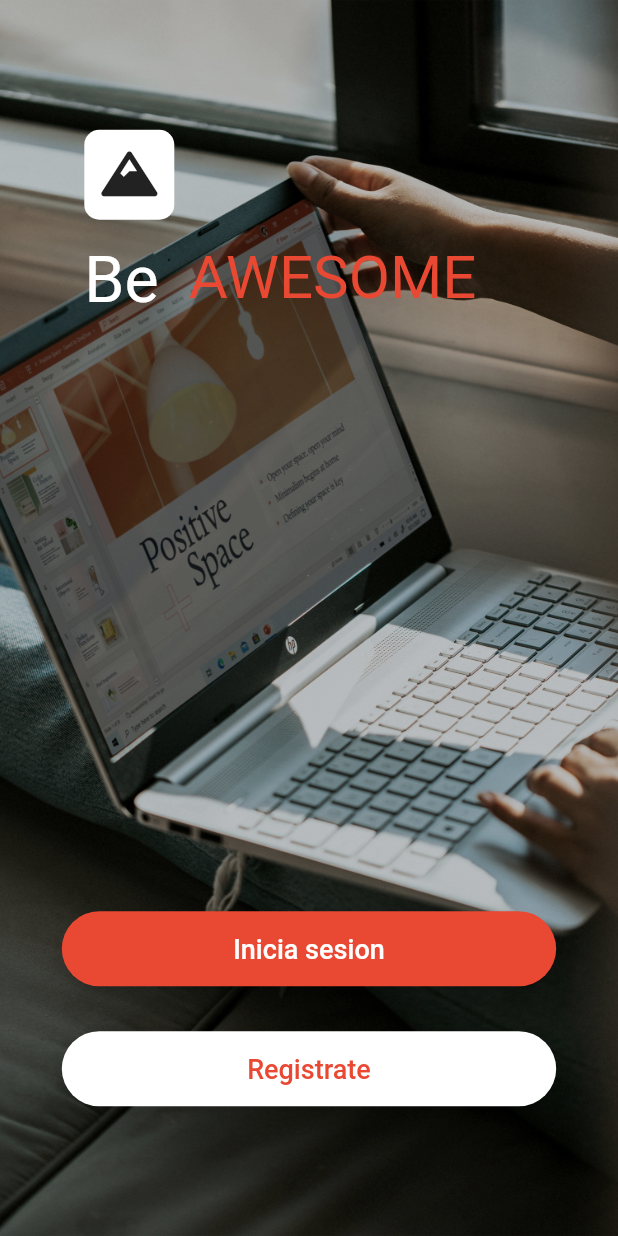
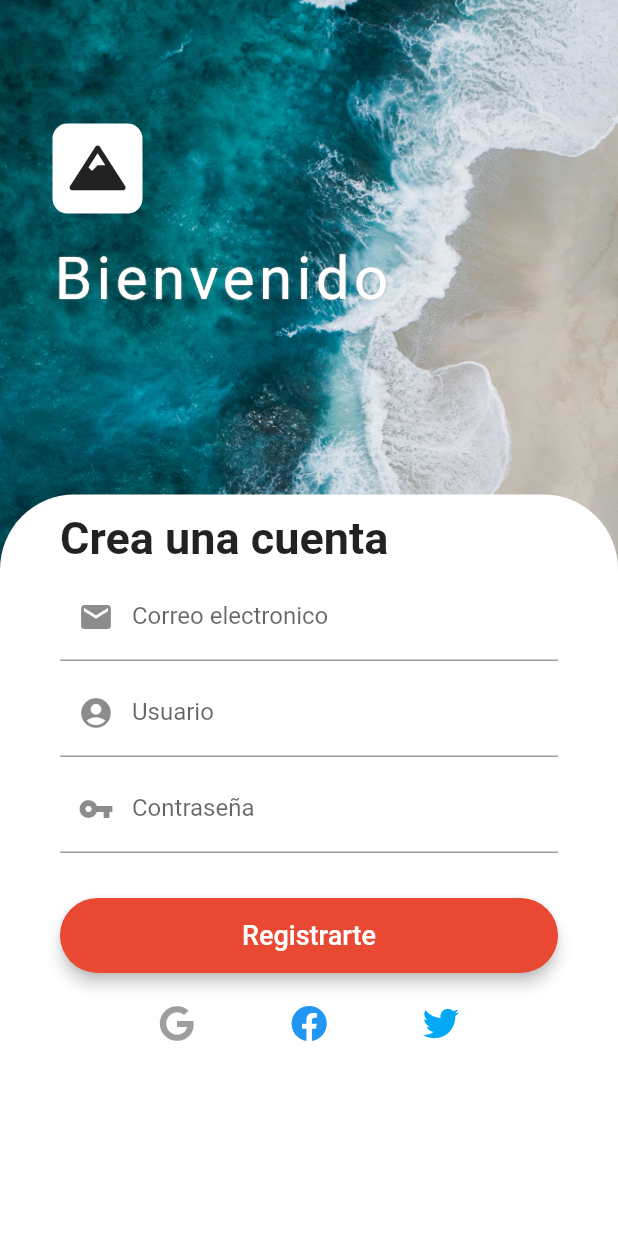
Before and after one commit to nestorsgarzonc/Data-structures-project, a Flutter app: the screen it shows after launch, on a phone screen of 412 x 824 dp. Run offline on Flutter 3.47's test engine with Material 2 defaults, Android fonts, the phone set to English and light mode, and no system bars; our stand-ins replace animate_do, animated_text_kit, font_awesome_flutter.

Commit message:
added login

```diff
--- a/lib/main.dart
+++ b/lib/main.dart
@@ -1,3 +1,4 @@
+import 'package:ed_project/screens/login_page.dart';
 import 'package:flutter/material.dart';
 import 'screens/home_page.dart';
 
@@ -12,8 +13,9 @@ class MyApp extends StatelessWidget {
       theme: ThemeData.light().copyWith(
         primaryColor: const Color(0xFFE94832),
         buttonColor: const Color(0xFFE94832),
+
       ),
-      home: HomePage(),
+      home: LoginPage(),
     );
   }
 }
--- a/lib/screens/home_page.dart
+++ b/lib/screens/home_page.dart
@@ -1,6 +1,6 @@
 import 'package:animated_text_kit/animated_text_kit.dart';
+import 'package:ed_project/widgets/icon_button_widget.dart';
 import 'package:flutter/material.dart';
-import 'package:font_awesome_flutter/font_awesome_flutter.dart';
 
 import '../widgets/background_image_widget.dart';
 import '../widgets/buttons_login_widget.dart';
@@ -60,17 +60,7 @@ class _TitleHeading extends StatelessWidget {
       child: Column(
         crossAxisAlignment: CrossAxisAlignment.start,
         children: [
-          Container(
-            alignment: Alignment.center,
-            margin: const EdgeInsets.only(left: 15),
-            width: 60,
-            height: 60,
-            decoration: BoxDecoration(
-              borderRadius: BorderRadius.circular(10),
-              color: Colors.white,
-            ),
-            child: const FaIcon(FontAwesomeIcons.mountain, size: 30),
-          ),
+          const IconButtonWidget(),
           const SizedBox(height: 15),
           Row(
             crossAxisAlignment: CrossAxisAlignment.start,
--- /dev/null
+++ b/lib/screens/login_page.dart
@@ -0,0 +1,153 @@
+import 'package:flutter/material.dart';
+import 'package:font_awesome_flutter/font_awesome_flutter.dart';
+
+import '../widgets/background_image_widget.dart';
+import '../widgets/buttons_login_widget.dart';
+import '../widgets/icon_button_widget.dart';
+
+class LoginPage extends StatelessWidget {
+  final _formKey = GlobalKey<FormState>();
+
+  @override
+  Widget build(BuildContext context) {
+    final Size size = MediaQuery.of(context).size;
+    return Scaffold(
+      body: BackgroundImageWidget(
+        imagePath: 'assets/img/login_2.jpg',
+        opacity: 0.05,
+        child: Stack(
+          children: [
+            Positioned(
+              width: size.width,
+              top: size.height * 0.1,
+              left: 20,
+              child: const TitleHeaderWidget(),
+            ),
+            Positioned(
+              bottom: 0,
+              width: size.width,
+              height: size.height * 0.6,
+              child: Container(
+                padding: const EdgeInsets.symmetric(
+                  horizontal: 40,
+                  vertical: 12,
+                ),
+                decoration: const BoxDecoration(
+                  color: Colors.white,
+                  borderRadius: BorderRadius.only(
+                    topLeft: Radius.circular(50),
+                    topRight: Radius.circular(50),
+                  ),
+                ),
+                child: ListView(
+                  children: [
+                    const Text(
+                      'Crea una cuenta',
+                      style:
+                          TextStyle(fontWeight: FontWeight.bold, fontSize: 30),
+                    ),
+                    Form(
+                      key: _formKey,
+                      child: Column(
+                        children: [
+                          const SizedBox(height: 5),
+                          TextFormField(
+                            keyboardType: TextInputType.emailAddress,
+                            cursorColor: Theme.of(context).primaryColor,
+                            decoration: const InputDecoration(
+                              labelText: 'Correo electronico',
+                              prefixIcon: Icon(Icons.email),
+                            ),
+                          ),
+                          const SizedBox(height: 5),
+                          TextFormField(
+                            cursorColor: Theme.of(context).primaryColor,
+                            keyboardType: TextInputType.name,
+                            decoration: const InputDecoration(
+                              labelText: 'Usuario',
+                              prefixIcon: Icon(Icons.account_circle),
+                            ),
+                          ),
+                          const SizedBox(height: 5),
+                          TextFormField(
+                            keyboardType: TextInputType.visiblePassword,
+                            obscureText: true,
+                            cursorColor: Theme.of(context).primaryColor,
+                            decoration: const InputDecoration(
+                              labelText: 'Contraseña',
+                              prefixIcon: Icon(Icons.vpn_key),
+                            ),
+                          ),
+                        ],
+                      ),
+                    ),
+                    const SizedBox(height: 30),
+                    ButtonsLogin(
+                      buttonColor: Theme.of(context).primaryColor,
+                      onPressed: () {},
+                      text: 'Registrarte',
+                      textColor: Colors.white,
+                    ),
+                    const SizedBox(height: 10),
+                    const _SocialNetworksIcons(),
+                  ],
+                ),
+              ),
+            ),
+          ],
+        ),
+      ),
+    );
+  }
+}
+
+class _SocialNetworksIcons extends StatelessWidget {
+  const _SocialNetworksIcons({Key key}) : super(key: key);
+
+  @override
+  Widget build(BuildContext context) {
+    return Row(
+      mainAxisAlignment: MainAxisAlignment.center,
+      children: [
+        FlatButton(
+          onPressed: () {},
+          child: const FaIcon(FontAwesomeIcons.google, color: Colors.black38),
+        ),
+        FlatButton(
+          onPressed: () {},
+          child: const FaIcon(FontAwesomeIcons.facebook, color: Colors.blue),
+        ),
+        FlatButton(
+          onPressed: () {},
+          child:
+              const FaIcon(FontAwesomeIcons.twitter, color: Colors.lightBlue),
+        ),
+      ],
+    );
+  }
+}
+
+class TitleHeaderWidget extends StatelessWidget {
+  const TitleHeaderWidget({Key key}) : super(key: key);
+
+  @override
+  Widget build(BuildContext context) {
+    return Column(
+      crossAxisAlignment: CrossAxisAlignment.start,
+      children: [
+        const IconButtonWidget(),
+        Container(
+          padding: const EdgeInsets.symmetric(horizontal: 15, vertical: 20),
+          child: const Text(
+            'Bienvenido',
+            style: TextStyle(
+                color: Colors.white,
+                fontSize: 40,
+                letterSpacing: 3,
+                shadows: [Shadow(color: Colors.grey, blurRadius: 1)]),
+          ),
+        )
+      ],
+    );
+  }
+}
--- a/lib/widgets/background_image_widget.dart
+++ b/lib/widgets/background_image_widget.dart
@@ -3,7 +3,12 @@ import 'package:flutter/material.dart';
 class BackgroundImageWidget extends StatelessWidget {
   final Widget child;
   final String imagePath;
-  const BackgroundImageWidget({@required this.child, @required this.imagePath});
+  final double opacity;
+  const BackgroundImageWidget({
+    @required this.child,
+    @required this.imagePath,
+    this.opacity = 0.15,
+  });
 
   @override
   Widget build(BuildContext context) {
@@ -17,7 +22,7 @@ class BackgroundImageWidget extends StatelessWidget {
       child: Container(
         width: double.infinity,
         height: double.infinity,
-        decoration: BoxDecoration(color: Colors.black.withOpacity(0.15)),
+        decoration: BoxDecoration(color: Colors.black.withOpacity(opacity)),
         child: child,
       ),
     );
--- a/lib/widgets/buttons_login_widget.dart
+++ b/lib/widgets/buttons_login_widget.dart
@@ -24,7 +24,7 @@ class ButtonsLogin extends StatelessWidget {
       child: ElasticInLeft(
         delay: const Duration(milliseconds: 1000),
         child: RaisedButton(
-          elevation: 10,
+          elevation: 4,
           color: buttonColor,
           shape: RoundedRectangleBorder(
             borderRadius: BorderRadius.circular(30),
--- /dev/null
+++ b/lib/widgets/icon_button_widget.dart
@@ -0,0 +1,26 @@
+import 'package:flutter/material.dart';
+import 'package:font_awesome_flutter/font_awesome_flutter.dart';
+
+class IconButtonWidget extends StatelessWidget {
+  const IconButtonWidget({
+    Key key,
+  }) : super(key: key);
+
+  @override
+  Widget build(BuildContext context) {
+    return Hero(
+      tag: 'iconLogin',
+      child: Container(
+        alignment: Alignment.center,
+        margin: const EdgeInsets.only(left: 15),
+        width: 60,
+        height: 60,
+        decoration: BoxDecoration(
+          borderRadius: BorderRadius.circular(10),
+          color: Colors.white,
+        ),
+        child: const FaIcon(FontAwesomeIcons.mountain, size: 30),
+      ),
+    );
+  }
+}
```
Also changed, not shown: assets/img/login_2.jpg (added).
